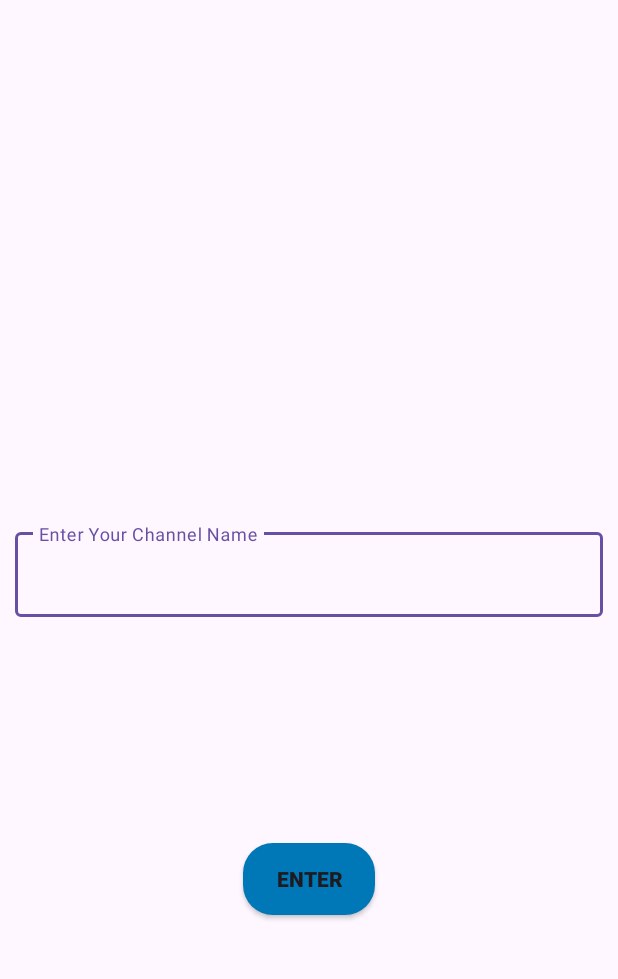
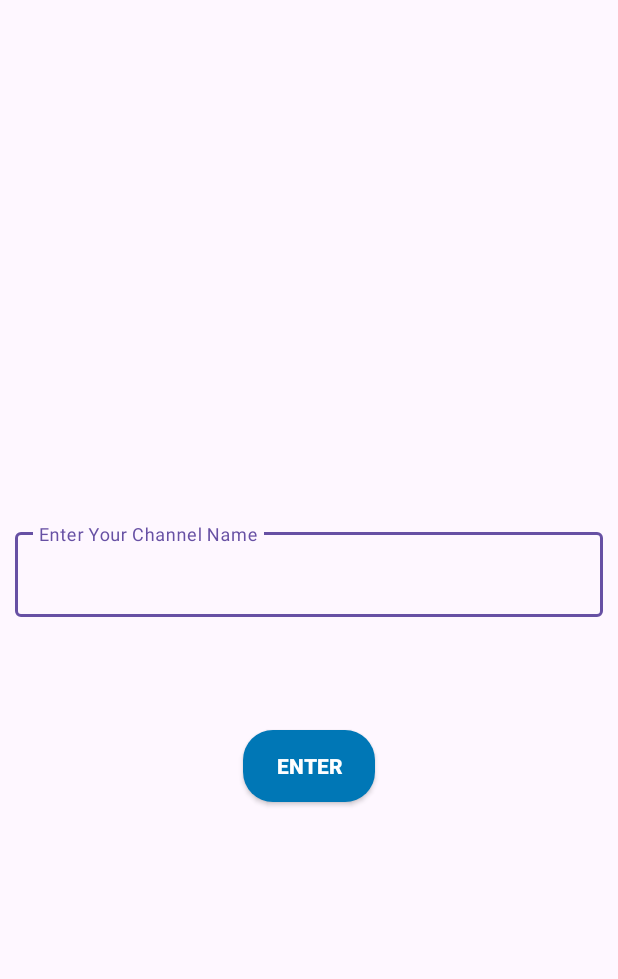
Before and after one commit to preetishsrivastav/GlideConnect, an Android app: the screen it shows after launch (IntroActivity), after a tap on "ENTER", on a phone screen of 412 x 824 dp, the part 96-1075 px from its top. Run offline under Robolectric (Android 15) with nearby library versions, the phone set to English and light mode, and no system bars.

Commit message:
Fixed Some Bugs

```diff
--- a/app/src/main/java/com/example/glideconnect/activities/IntroActivity.kt
+++ b/app/src/main/java/com/example/glideconnect/activities/IntroActivity.kt
@@ -23,7 +23,7 @@ class IntroActivity : AppCompatActivity() {
 
        introBinding.btnEnter.setOnClickListener {
            if (introBinding.etChannelName.text.toString().trim{it <=' ' }.isEmpty()){
-               Toast.makeText(this,"PLease Enter A channel Name",Toast.LENGTH_SHORT).show()
+               Toast.makeText(this,"Please Enter A channel Name",Toast.LENGTH_SHORT).show()
            }else{
                val intent =Intent(this, MainActivity::class.java)
                intent.putExtra("CHANNEL NAME",introBinding.etChannelName.text.toString())
--- a/app/src/main/res/layout/activity_intro.xml
+++ b/app/src/main/res/layout/activity_intro.xml
@@ -41,16 +41,19 @@
 
 
     </com.google.android.material.textfield.TextInputLayout>
-  <androidx.appcompat.widget.AppCompatButton
-      android:id="@+id/btn_enter"
-      android:layout_width="wrap_content"
-      android:layout_height="wrap_content"
-      app:layout_constraintTop_toBottomOf="@id/et_layout"
-      app:layout_constraintStart_toStartOf="parent"
-      app:layout_constraintEnd_toEndOf="parent"
-      app:layout_constraintBottom_toBottomOf="parent"
-      android:text="@string/enter"
-      android:background="@drawable/btn_background"
-      android:textStyle="bold"/>
 
+    <androidx.appcompat.widget.AppCompatButton
+        android:id="@+id/btn_enter"
+        android:layout_width="wrap_content"
+        android:layout_height="wrap_content"
+        android:layout_marginBottom="150dp"
+        android:background="@drawable/btn_background"
+        android:text="@string/enter"
+        android:textStyle="bold"
+        android:textColor="@color/white"
+        app:layout_constraintBottom_toBottomOf="parent"
+        app:layout_constraintEnd_toEndOf="parent"
+        app:layout_constraintStart_toStartOf="parent"
+        app:layout_constraintTop_toBottomOf="@id/et_layout"
+         />
 </androidx.constraintlayout.widget.ConstraintLayout>
```
